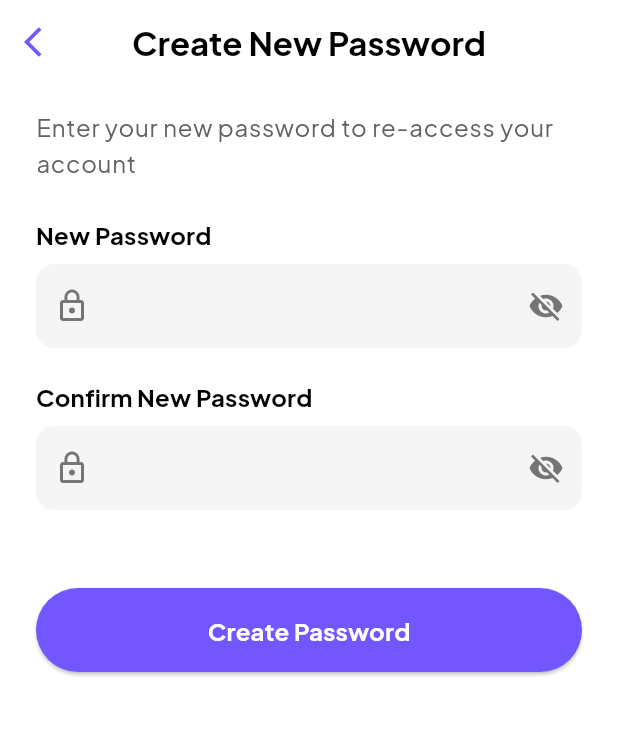
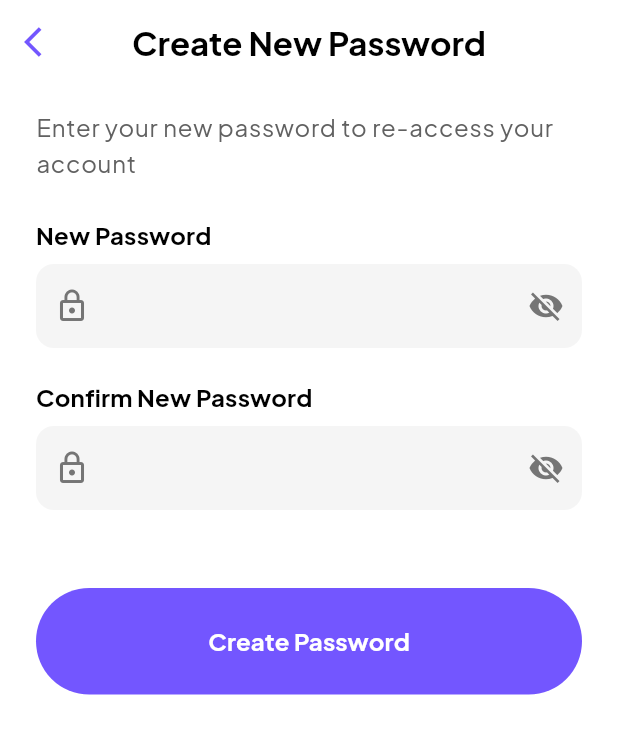
Before and after one commit to sjgod1427/study_platform_ui_kit, a Flutter app: the CreateNewPasswordScreen screen opened directly, on a phone screen of 412 x 824 dp. Shown: the top 734 px of the screen. Run offline on Flutter 3.47's test engine with Material 3 defaults, Android fonts, the light colour scheme and no system bars; our stand-ins replace font_awesome_flutter, google_fonts; missing offline and left inert: pixel_preview.

Commit message:
Added Primary text button , other fixes

```diff
--- a/lib/Screens/create_new_password_screen.dart
+++ b/lib/Screens/create_new_password_screen.dart
@@ -1,3 +1,4 @@
+import 'package:canwa/Widgets/primary_text_button.dart';
 import 'package:flutter/material.dart';
 
 class CreateNewPasswordScreen extends StatefulWidget {
@@ -196,25 +197,7 @@ class _CreateNewPasswordScreenState extends State<CreateNewPasswordScreen> {
                 ],
               ),
             const SizedBox(height: 40),
-            SizedBox(
-              width: double.infinity,
-              child: ElevatedButton(
-                onPressed: _onCreatePasswordPressed,
-                style: ElevatedButton.styleFrom(
-                  padding: const EdgeInsets.symmetric(vertical: 16.0),
-                  shape: RoundedRectangleBorder(
-                    borderRadius: BorderRadius.circular(30),
-                  ),
-                ),
-                child: Text(
-                  'Create Password',
-                  style: textTheme.titleMedium?.copyWith(
-                    color: Colors.white,
-                    fontWeight: FontWeight.bold,
-                  ),
-                ),
-              ),
-            ),
+            PrimaryTextButton(text: "Create Password"),
           ],
         ),
       ),
--- a/lib/main.dart
+++ b/lib/main.dart
@@ -95,7 +95,8 @@ class MyApp extends StatelessWidget {
       ),
       home: const PixelPreview(
         presets: ScreenPresets(),
-        child: FaqScreen(), // Point to the new CourseRemindersScreen
+        child:
+            CreateNewPasswordScreen(), // Point to the new CourseRemindersScreen
       ),
     );
   }
```
